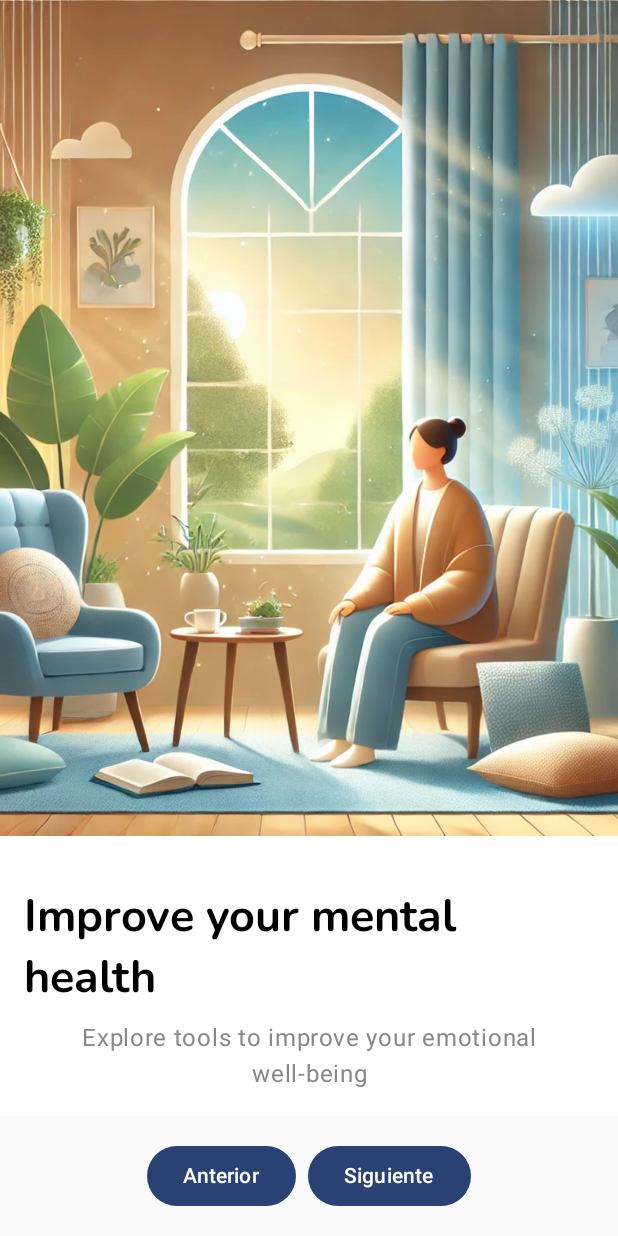
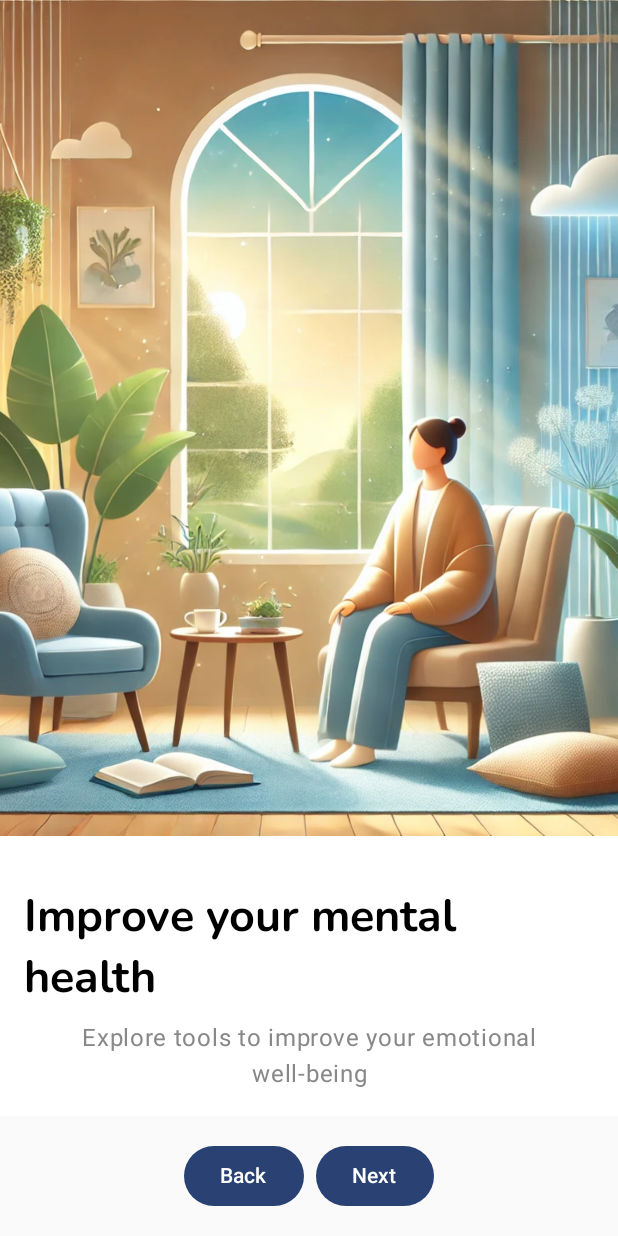
Before and after one commit to DarielMorua/RelaxApp, an Android app built with Jetpack Compose: the screen it shows after launch (MainActivity), on a phone screen of 412 x 824 dp. Run offline under Robolectric (Android 15) with nearby library versions, the phone set to English and light mode, and no system bars; our stand-ins replace livedata-compose.

Commit message:
Se arreglan errores de color del boton de no tener cuenta en login y se internacionalizan los botones de los Onboardings

```diff
--- a/app/src/main/java/com/example/relaxapp/views/login/LogInView.kt
+++ b/app/src/main/java/com/example/relaxapp/views/login/LogInView.kt
@@ -232,7 +232,9 @@ fun LogInView(viewModel: LogInViewModel, navController: NavController) {
         Column {
             Button(onClick = {navController.navigate(Routes.SignUpView)},
                 colors = ButtonDefaults.buttonColors(containerColor = Color.Transparent)) {
-                Text( stringResource(id = R.string.sign_in_dont_have_account))
+                Text( stringResource(id = R.string.sign_in_dont_have_account),
+                    color = Color.Black)
+
             }
         }
     }
--- a/app/src/main/java/com/example/relaxapp/views/onboarding/OnboardingView.kt
+++ b/app/src/main/java/com/example/relaxapp/views/onboarding/OnboardingView.kt
@@ -17,9 +17,11 @@ import androidx.compose.runtime.getValue
 import androidx.compose.runtime.rememberCoroutineScope
 import androidx.compose.ui.Alignment
 import androidx.compose.ui.Modifier
+import androidx.compose.ui.res.stringResource
 import androidx.compose.ui.unit.dp
 import androidx.lifecycle.viewmodel.compose.viewModel
 import androidx.navigation.NavController
+import com.example.relaxapp.R
 import com.example.relaxapp.bottomnavigationbar.Routes
 import kotlinx.coroutines.launch
 
@@ -59,7 +61,7 @@ fun OnboardingView(navController: NavController, onboardingViewModel: Onboarding
                     }
                 }
             }, modifier = Modifier.padding(end = 8.dp)) {
-                Text(text = "Anterior")
+                Text(stringResource(id = R.string.backbutton))
             }
 
             if (pagerState.currentPage < pagerState.pageCount - 1) {
@@ -68,7 +70,7 @@ fun OnboardingView(navController: NavController, onboardingViewModel: Onboarding
                         pagerState.animateScrollToPage(pagerState.currentPage + 1)
                     }
                 }) {
-                    Text(text = "Siguiente")
+                    Text(stringResource(id = R.string.nextbutton))
                 }
             }
 
@@ -77,7 +79,7 @@ fun OnboardingView(navController: NavController, onboardingViewModel: Onboarding
                     onboardingViewModel.completeOnboarding()
                     navController.navigate(Routes.LoginView)
                 }) {
-                    Text(text = "Empezar")
+                    Text(stringResource(id = R.string.beginbutton))
                 }
             }
         }
--- a/app/src/main/res/values/strings.xml
+++ b/app/src/main/res/values/strings.xml
@@ -51,5 +51,8 @@
     <string name="exercisesBre">Breathing Exercises</string>
     <string name="appointment_reminder">Your appointment is today at 2 PM</string>
     <string name="recommended_exercises">We have new recommended exercises, check them out!</string>
+    <string name="nextbutton">Next</string>
+    <string name="backbutton">Back</string>
+    <string name="beginbutton">Begin</string>
 
 </resources>
```
Also changed, not shown: 1 other file.
